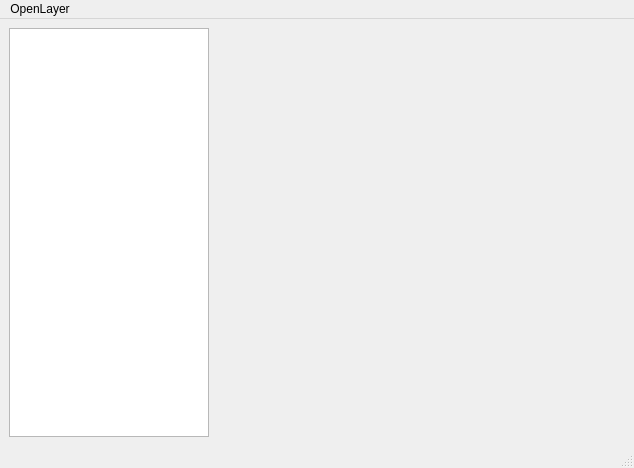
First picture: the form in 9/DecisionSystems/Lab1/source/SimpleMapEditor/Ui/MainWindow.ui, repository sidorovis/restudy, before the edit.
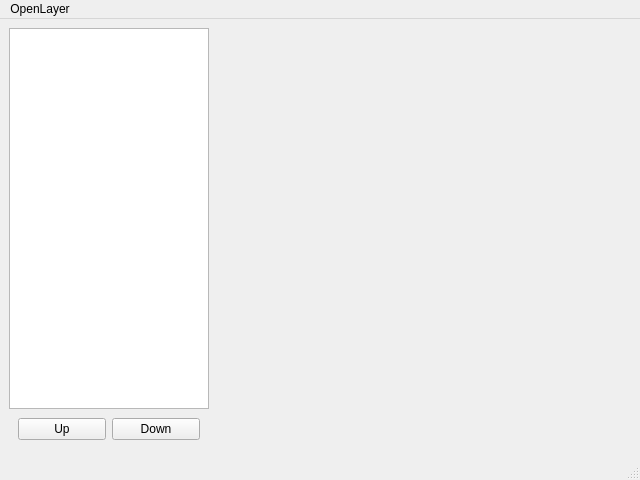
Second picture: the form after the edit. Custom widgets are drawn as their Qt base class.

```diff
--- a/9/DecisionSystems/Lab1/source/SimpleMapEditor/Ui/MainWindow.ui
+++ b/9/DecisionSystems/Lab1/source/SimpleMapEditor/Ui/MainWindow.ui
@@ -9,14 +9,26 @@
    <rect>
     <x>0</x>
     <y>0</y>
-    <width>634</width>
-    <height>468</height>
+    <width>640</width>
+    <height>480</height>
    </rect>
   </property>
+  <property name="minimumSize">
+   <size>
+    <width>640</width>
+    <height>480</height>
+   </size>
+  </property>
   <property name="windowTitle">
    <string>MainWindow</string>
   </property>
   <widget class="QWidget" name="central">
+   <property name="maximumSize">
+    <size>
+     <width>10000000</width>
+     <height>10000000</height>
+    </size>
+   </property>
    <layout class="QHBoxLayout" name="horizontalLayout">
     <item>
      <widget class="QWidget" name="widget" native="true">
@@ -26,7 +38,7 @@
         <height>16777215</height>
        </size>
       </property>
-      <layout class="QHBoxLayout" name="horizontalLayout_2">
+      <layout class="QVBoxLayout" name="verticalLayout">
        <property name="spacing">
         <number>0</number>
        </property>
@@ -73,6 +85,26 @@
          </property>
         </widget>
        </item>
+       <item>
+        <widget class="QWidget" name="widget_2" native="true">
+         <layout class="QHBoxLayout" name="horizontalLayout_3">
+          <item>
+           <widget class="QPushButton" name="pushButton_2">
+            <property name="text">
+             <string>Up</string>
+            </property>
+           </widget>
+          </item>
+          <item>
+           <widget class="QPushButton" name="pushButton">
+            <property name="text">
+             <string>Down</string>
+            </property>
+           </widget>
+          </item>
+         </layout>
+        </widget>
+       </item>
       </layout>
      </widget>
     </item>
@@ -93,7 +125,7 @@
     <rect>
      <x>0</x>
      <y>0</y>
-     <width>634</width>
+     <width>640</width>
      <height>22</height>
     </rect>
    </property>
```
Left out of the diff: 54 changed lines with no effect on the pictures.
